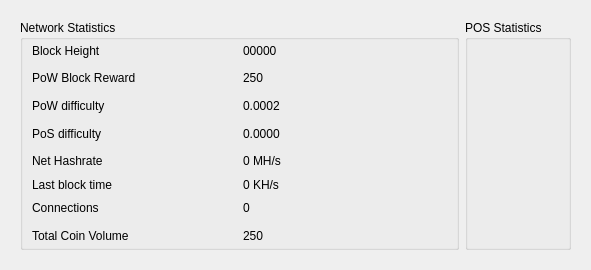
The window that src/qt/forms/networkpage.ui (DaGoOfMaN/FlapXcoin-Lab) describes before a commit, drawn with Qt 5.
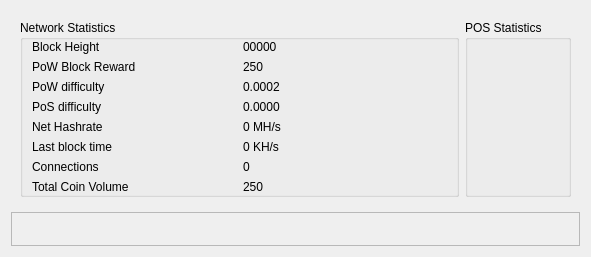
The same window after the commit. Icons and pictures are not drawn.

Commit message: HELP! No rule to make target 'build/networkpage.moc

The edit to the form file:
```diff
--- a/src/qt/forms/networkpage.ui
+++ b/src/qt/forms/networkpage.ui
@@ -7,7 +7,7 @@
     <x>0</x>
     <y>0</y>
     <width>591</width>
-    <height>270</height>
+    <height>244</height>
    </rect>
   </property>
   <property name="windowTitle">
@@ -273,6 +273,31 @@
      </layout>
     </widget>
    </item>
+   <item row="1" column="0">
+    <widget class="QFrame" name="frame">
+     <property name="frameShape">
+      <enum>QFrame::StyledPanel</enum>
+     </property>
+     <property name="frameShadow">
+      <enum>QFrame::Raised</enum>
+     </property>
+     <layout class="QGridLayout" name="gridLayout_3">
+      <item row="0" column="0">
+       <widget class="QLabel" name="label">
+        <property name="text">
+         <string/>
+        </property>
+        <property name="pixmap">
+         <pixmap resource="../bitcoin.qrc">:/images/res/images/Development/anon.png</pixmap>
+        </property>
+        <property name="scaledContents">
+         <bool>false</bool>
+        </property>
+       </widget>
+      </item>
+     </layout>
+    </widget>
+   </item>
   </layout>
  </widget>
  <resources/>
```
Left out of the diff: 4 changed lines with no effect on the pictures. The commit also changes 7 other files.
